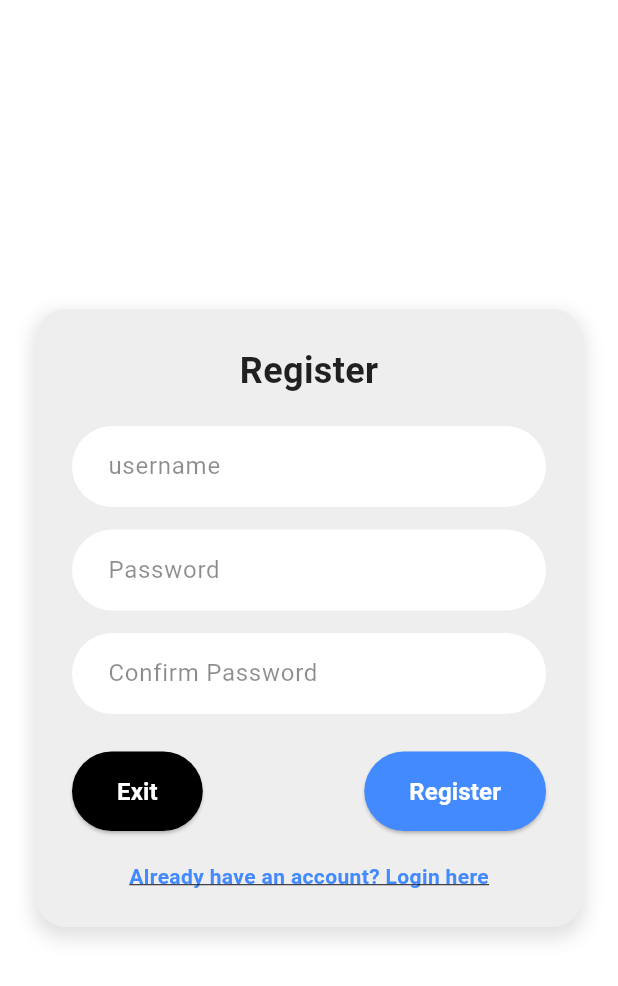
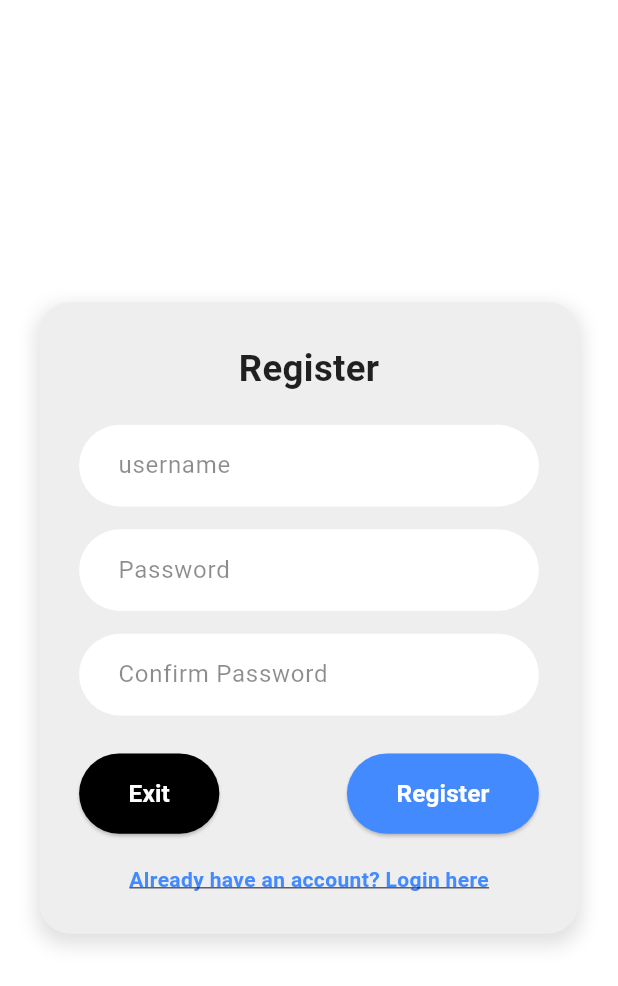
Before and after one commit to Nacim-w/Twizzy, a Flutter app: the screen it shows after launch, after a tap on an icon or button, on a phone screen of 412 x 824 dp. Shown: the top 986 px of the screen. Run offline on Flutter 3.47's test engine with Material 3 defaults, Android fonts, the light colour scheme and no system bars; our stand-ins replace flutter_screenutil; network calls fail.

Commit message:
added multiple screen support

```diff
--- a/lib/main.dart
+++ b/lib/main.dart
@@ -4,6 +4,7 @@ import 'package:twizzy/screens/register_screen.dart';
 import 'package:twizzy/screens/blog_screen.dart';
 import 'package:twizzy/screens/login_screen.dart';
 import 'package:twizzy/screens/profile_screen.dart';
+import 'package:flutter_screenutil/flutter_screenutil.dart';
 
 void main() {
   runApp(MyApp());
@@ -12,6 +13,11 @@ void main() {
 class MyApp extends StatelessWidget {
   @override
   Widget build(BuildContext context) {
+    return ScreenUtilInit(
+        designSize:
+            Size(375, 812),
+        minTextAdapt: true,
+        builder: (context, child) {
           return MaterialApp(
             debugShowCheckedModeBanner: false,
             theme: ThemeData.light().copyWith(
@@ -19,12 +25,13 @@ class MyApp extends StatelessWidget {
             ),
             home: Login(),
             routes: {
-        '/login':(context)  => const Login(),
-        '/register':(context) => const Register(),
-        '/profile':(context) =>  ProfileScreen(),
-        '/blog':(context) => BlogScreen(),
-        '/edit_profile':(context) => EditProfileScreen(),
+              '/login': (context) => const Login(),
+              '/register': (context) => const Register(),
+              '/profile': (context) => ProfileScreen(),
+              '/blog': (context) => BlogScreen(),
+              '/edit_profile': (context) => EditProfileScreen(),
             },
           );
+        });
   }
 }
--- a/lib/screens/login_screen.dart
+++ b/lib/screens/login_screen.dart
@@ -1,5 +1,6 @@
 import 'package:flutter/material.dart';
 import 'package:flutter/services.dart';
+import 'package:flutter_screenutil/flutter_screenutil.dart';
 import 'package:twizzy/services/api_service.dart';
 
 class Login extends StatefulWidget {
@@ -51,17 +52,17 @@ class _LoginState extends State<Login> {
     return Scaffold(
       body: Center(
         child: Padding(
-          padding: const EdgeInsets.symmetric(horizontal: 24.0),
+          padding: EdgeInsets.symmetric(horizontal: 24.w),
           child: Container(
-            padding: EdgeInsets.all(24),
+            padding: EdgeInsets.all(24.w),
             decoration: BoxDecoration(
               color: Colors.grey[200],
-              borderRadius: BorderRadius.circular(20),
+              borderRadius: BorderRadius.circular(20.r),
               boxShadow: [
                 BoxShadow(
                   color: Colors.black12,
-                  blurRadius: 10,
-                  spreadRadius: 2,
+                  blurRadius: 10.r,
+                  spreadRadius: 2.r,
                   offset: Offset(0, 5),
                 ),
               ],
@@ -72,12 +73,12 @@ class _LoginState extends State<Login> {
                 Text(
                   'Login',
                   style: TextStyle(
-                    fontSize: 24,
+                    fontSize: 24.sp,
                     fontWeight: FontWeight.bold,
                     color: Colors.black87,
                   ),
                 ),
-                SizedBox(height: 20),
+                SizedBox(height: 20.h),
                 TextField(
                   controller: _usernameController,
                   style: TextStyle(color: Colors.black87),
@@ -87,14 +88,14 @@ class _LoginState extends State<Login> {
                     filled: true,
                     fillColor: Colors.white,
                     border: OutlineInputBorder(
-                      borderRadius: BorderRadius.circular(30),
+                      borderRadius: BorderRadius.circular(30.r),
                       borderSide: BorderSide.none,
                     ),
                     contentPadding:
-                        EdgeInsets.symmetric(horizontal: 20, vertical: 15),
+                        EdgeInsets.symmetric(horizontal: 20.w, vertical: 15.h),
                   ),
                 ),
-                SizedBox(height: 15),
+                SizedBox(height: 15.h),
                 TextField(
                   controller: _passwordController,
                   style: TextStyle(color: Colors.black87),
@@ -105,31 +106,31 @@ class _LoginState extends State<Login> {
                     filled: true,
                     fillColor: Colors.white,
                     border: OutlineInputBorder(
-                      borderRadius: BorderRadius.circular(30),
+                      borderRadius: BorderRadius.circular(30.r),
                       borderSide: BorderSide.none,
                     ),
                     contentPadding:
-                        EdgeInsets.symmetric(horizontal: 20, vertical: 15),
+                        EdgeInsets.symmetric(horizontal: 20.w, vertical: 15.h),
                   ),
                 ),
-                SizedBox(height: 25),
+                SizedBox(height: 25.h),
                 Row(
                   mainAxisAlignment: MainAxisAlignment.spaceBetween,
                   children: [
                     ElevatedButton(
                       onPressed: _exitApp,
                       style: ElevatedButton.styleFrom(
-                        padding:
-                            EdgeInsets.symmetric(horizontal: 30, vertical: 15),
+                        padding: EdgeInsets.symmetric(
+                            horizontal: 30.w, vertical: 15.h),
                         backgroundColor: Colors.black,
                         shape: RoundedRectangleBorder(
-                          borderRadius: BorderRadius.circular(30),
+                          borderRadius: BorderRadius.circular(30.r),
                         ),
                       ),
                       child: Text(
                         'Exit',
                         style: TextStyle(
-                            fontSize: 16,
+                            fontSize: 16.sp,
                             fontWeight: FontWeight.bold,
                             color: Colors.white),
                       ),
@@ -137,24 +138,24 @@ class _LoginState extends State<Login> {
                     ElevatedButton(
                       onPressed: () => _login(context),
                       style: ElevatedButton.styleFrom(
-                        padding:
-                            EdgeInsets.symmetric(horizontal: 30, vertical: 15),
+                        padding: EdgeInsets.symmetric(
+                            horizontal: 30.w, vertical: 15.h),
                         backgroundColor: Colors.blueAccent,
                         shape: RoundedRectangleBorder(
-                          borderRadius: BorderRadius.circular(30),
+                          borderRadius: BorderRadius.circular(30.r),
                         ),
                       ),
                       child: Text(
                         'Login',
                         style: TextStyle(
-                            fontSize: 16,
+                            fontSize: 16.sp,
                             fontWeight: FontWeight.bold,
                             color: Colors.white),
                       ),
                     ),
                   ],
                 ),
-                SizedBox(height: 20),
+                SizedBox(height: 20.h),
                 GestureDetector(
                   onTap: () {
                     Navigator.pushReplacementNamed(context, '/register');
@@ -162,7 +163,7 @@ class _LoginState extends State<Login> {
                   child: Text(
                     'Don\'t have an account? Register here',
                     style: TextStyle(
-                      fontSize: 14,
+                      fontSize: 14.sp,
                       color: Colors.blueAccent,
                       fontWeight: FontWeight.bold,
                       decoration: TextDecoration.underline,
--- a/lib/screens/register_screen.dart
+++ b/lib/screens/register_screen.dart
@@ -1,6 +1,7 @@
 import 'dart:convert';
 import 'package:flutter/material.dart';
 import 'package:flutter/services.dart';
+import 'package:flutter_screenutil/flutter_screenutil.dart';
 import 'package:http/http.dart' as http;
 import 'package:twizzy/screens/blog_screen.dart';
 
@@ -80,12 +81,12 @@ class _RegisterState extends State<Register> {
     return Scaffold(
       body: Center(
         child: Padding(
-          padding: const EdgeInsets.symmetric(horizontal: 24.0),
+          padding:  EdgeInsets.symmetric(horizontal: 24.0.w),
           child: Container(
-            padding: EdgeInsets.all(24),
+            padding: EdgeInsets.all(24.w),
             decoration: BoxDecoration(
               color: Colors.grey[200],
-              borderRadius: BorderRadius.circular(20),
+              borderRadius: BorderRadius.circular(20.r),
               boxShadow: [
                 BoxShadow(
                   color: Colors.black12,
@@ -101,12 +102,12 @@ class _RegisterState extends State<Register> {
                 Text(
                   'Register',
                   style: TextStyle(
-                    fontSize: 24,
+                    fontSize: 24.sp,
                     fontWeight: FontWeight.bold,
                     color: Colors.black87,
                   ),
                 ),
-                SizedBox(height: 20),
+                SizedBox(height: 20.h),
                 TextField(
                   controller: _usernameController,
                   style: TextStyle(color: Colors.black87),
@@ -116,14 +117,14 @@ class _RegisterState extends State<Register> {
                     filled: true,
                     fillColor: Colors.white,
                     border: OutlineInputBorder(
-                      borderRadius: BorderRadius.circular(30),
+                      borderRadius: BorderRadius.circular(30.r),
                       borderSide: BorderSide.none,
                     ),
                     contentPadding:
-                        EdgeInsets.symmetric(horizontal: 20, vertical: 15),
+                        EdgeInsets.symmetric(horizontal: 20.w, vertical: 15.h),
                   ),
                 ),
-                SizedBox(height: 15),
+                SizedBox(height: 15.h),
                 TextField(
                   controller: _passwordController,
                   style: TextStyle(color: Colors.black87),
@@ -134,14 +135,14 @@ class _RegisterState extends State<Register> {
                     filled: true,
                     fillColor: Colors.white,
                     border: OutlineInputBorder(
-                      borderRadius: BorderRadius.circular(30),
+                      borderRadius: BorderRadius.circular(30.r),
                       borderSide: BorderSide.none,
                     ),
                     contentPadding:
-                        EdgeInsets.symmetric(horizontal: 20, vertical: 15),
+                        EdgeInsets.symmetric(horizontal: 20.w, vertical: 15.h),
                   ),
                 ),
-                SizedBox(height: 15),
+                SizedBox(height: 15.h),
                 TextField(
                   controller: _confirmPasswordController,
                   style: TextStyle(color: Colors.black87),
@@ -152,14 +153,14 @@ class _RegisterState extends State<Register> {
                     filled: true,
                     fillColor: Colors.white,
                     border: OutlineInputBorder(
-                      borderRadius: BorderRadius.circular(30),
+                      borderRadius: BorderRadius.circular(30.r),
                       borderSide: BorderSide.none,
                     ),
                     contentPadding:
-                        EdgeInsets.symmetric(horizontal: 20, vertical: 15),
+                        EdgeInsets.symmetric(horizontal: 20.w, vertical: 15.h),
                   ),
                 ),
-                SizedBox(height: 25),
+                SizedBox(height: 25.h),
                 Row(
                   mainAxisAlignment: MainAxisAlignment.spaceBetween,
                   children: [
@@ -167,7 +168,7 @@ class _RegisterState extends State<Register> {
                       onPressed: _exitApp,
                       style: ElevatedButton.styleFrom(
                         padding: EdgeInsets.symmetric(
-                            horizontal: 30, vertical: 15),
+                            horizontal: 30.w, vertical: 15.h),
                         backgroundColor: Colors.black,
                         shape: RoundedRectangleBorder(
                           borderRadius: BorderRadius.circular(30),
@@ -175,27 +176,27 @@ class _RegisterState extends State<Register> {
                       ),
                       child: Text(
                         'Exit',
-                        style: TextStyle(fontSize: 16, fontWeight: FontWeight.bold, color: Colors.white),
+                        style: TextStyle(fontSize: 16.sp, fontWeight: FontWeight.bold, color: Colors.white),
                       ),
                     ),
                     ElevatedButton(
                       onPressed: () => _register(context),
                       style: ElevatedButton.styleFrom(
                         padding: EdgeInsets.symmetric(
-                            horizontal: 30, vertical: 15),
+                            horizontal: 30.w, vertical: 15.h),
                         backgroundColor: Colors.blueAccent,
                         shape: RoundedRectangleBorder(
-                          borderRadius: BorderRadius.circular(30),
+                          borderRadius: BorderRadius.circular(30.r),
                         ),
                       ),
                       child: Text(
                         'Register',
-                        style: TextStyle(fontSize: 16, fontWeight: FontWeight.bold, color: Colors.white),
+                        style: TextStyle(fontSize: 16.sp, fontWeight: FontWeight.bold, color: Colors.white),
                       ),
                     ),
                   ],
                 ),
-                SizedBox(height: 20),
+                SizedBox(height: 20.h),
                 GestureDetector(
                   onTap: () {
                     Navigator.pushNamed(context, '/login');
--- a/pubspec.yaml
+++ b/pubspec.yaml
@@ -35,6 +35,7 @@ dependencies:
   # Use with the CupertinoIcons class for iOS style icons.
   cupertino_icons: ^1.0.8
   http: ^1.3.0
+  flutter_screenutil: ^5.9.3
 
 dev_dependencies:
   flutter_test:
```
Also changed, not shown: lib/screens/edit_profile_screen.dart (+15 -14 lines), lib/screens/profile_screen.dart (+9 -8 lines), lib/widgets/add_post_dialog.dart (+12 -11 lines), lib/widgets/blog_post_card.dart (+5 -4 lines), lib/widgets/search_bar_widget.dart (+4 -3 lines), pubspec.lock. Lines whose indentation alone changed are shown as unchanged.
